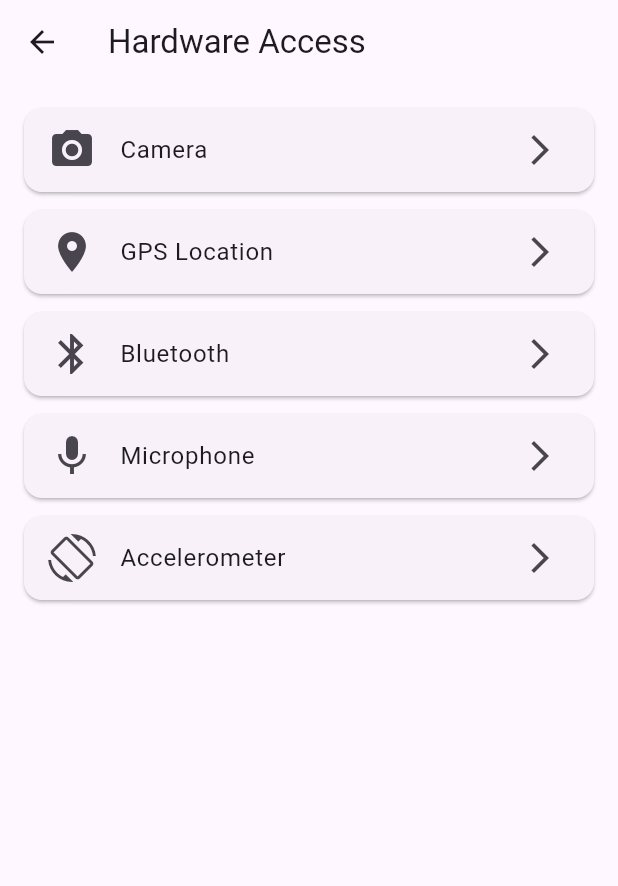
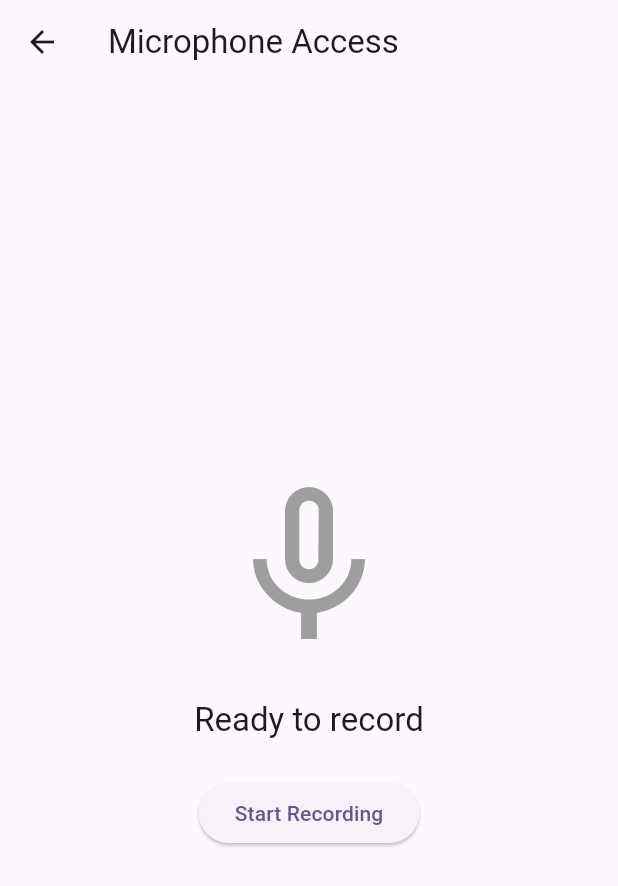
Before and after one commit to Atan0707/ICT602-Lab-Group, a Flutter app: the HardwarePage screen opened directly, after a tap on "Microphone", on a phone screen of 412 x 824 dp. Shown: the top 886 px of the screen. Run offline on Flutter 3.47's test engine with Material 3 defaults, Android fonts, the phone set to English and light mode, and no system bars; our stand-ins replace camera, cloud_firestore, file_picker, firebase_auth, firebase_core, flutter_bluetooth_serial and 2 more; missing offline and left inert: qr_code_scanner_plus, record; accounts and stored records are empty.

Commit message:
add microphone

```diff
--- a/lib/pages/hardware_page.dart
+++ b/lib/pages/hardware_page.dart
@@ -2,6 +2,7 @@ import 'package:flutter/material.dart';
 import 'camera_page.dart';
 import 'gps_page.dart';
 import 'bluetooth_page.dart';
+import 'microphone_page.dart';
 
 class HardwarePage extends StatefulWidget {
   const HardwarePage({super.key});
@@ -60,7 +61,12 @@ class _HardwarePageState extends State<HardwarePage> {
             icon: Icons.mic,
             title: 'Microphone',
             onTap: () {
-              // TODO: Implement microphone access
+              Navigator.push(
+                context,
+                MaterialPageRoute(
+                  builder: (context) => const MicrophonePage(),
+                ),
+              );
             },
           ),
           _buildHardwareButton(
--- /dev/null
+++ b/lib/pages/microphone_page.dart
@@ -0,0 +1,101 @@
+import 'package:flutter/material.dart';
+import 'package:record/record.dart';
+import 'package:path_provider/path_provider.dart';
+import 'dart:io';
+
+class MicrophonePage extends StatefulWidget {
+  const MicrophonePage({super.key});
+
+  @override
+  State<MicrophonePage> createState() => _MicrophonePageState();
+}
+
+class _MicrophonePageState extends State<MicrophonePage> {
+  final _audioRecorder = AudioRecorder();
+  bool _isRecording = false;
+  String? _recordingPath;
+
+  @override
+  void initState() {
+    super.initState();
+    _checkPermission();
+  }
+
+  Future<void> _checkPermission() async {
+    try {
+      await _audioRecorder.hasPermission();
+    } catch (e) {
+      debugPrint('Error checking permission: $e');
+    }
+  }
+
+  Future<void> _startRecording() async {
+    try {
+      if (await _audioRecorder.hasPermission()) {
+        final directory = await getApplicationDocumentsDirectory();
+        final path = '${directory.path}/recording_${DateTime.now().millisecondsSinceEpoch}.m4a';
+
+        await _audioRecorder.start(const RecordConfig(), path: path);
+        setState(() {
+          _isRecording = true;
+          _recordingPath = path;
+        });
+      }
+    } catch (e) {
+      debugPrint('Error recording audio: $e');
+    }
+  }
+
+  Future<void> _stopRecording() async {
+    try {
+      final path = await _audioRecorder.stop();
+      setState(() {
+        _isRecording = false;
+      });
+      if (path != null) {
+        ScaffoldMessenger.of(context).showSnackBar(
+          SnackBar(content: Text('Recording saved at: $path')),
+        );
+      }
+    } catch (e) {
+      debugPrint('Error stopping recording: $e');
+    }
+  }
+
+  @override
+  void dispose() {
+    _audioRecorder.dispose();
+    super.dispose();
+  }
+
+  @override
+  Widget build(BuildContext context) {
+    return Scaffold(
+      appBar: AppBar(
+        title: const Text('Microphone Access'),
+      ),
+      body: Center(
+        child: Column(
+          mainAxisAlignment: MainAxisAlignment.center,
+          children: [
+            Icon(
+              _isRecording ? Icons.mic : Icons.mic_none,
+              size: 128,
+              color: _isRecording ? Colors.red : Colors.grey,
+            ),
+            const SizedBox(height: 24),
+            Text(
+              _isRecording ? 'Recording in progress...' : 'Ready to record',
+              style: Theme.of(context).textTheme.titleLarge,
+            ),
+            const SizedBox(height: 24),
+            ElevatedButton(
+              onPressed: _isRecording ? _stopRecording : _startRecording,
+              child: Text(_isRecording ? 'Stop Recording' : 'Start Recording'),
+            ),
+          ],
+        ),
+      ),
+    );
+  }
+}
--- a/pubspec.yaml
+++ b/pubspec.yaml
@@ -47,6 +47,7 @@ dependencies:
   geolocator: ^13.0.2
   flutter_bluetooth_serial: ^0.4.0
   file_picker: ^9.0.0
+  record: ^5.2.0
 
 dev_dependencies:
   flutter_test:
```
Also changed, not shown: lib/pages/bluetooth_page.dart (+29 -49 lines), pubspec.lock, 11 other files.
